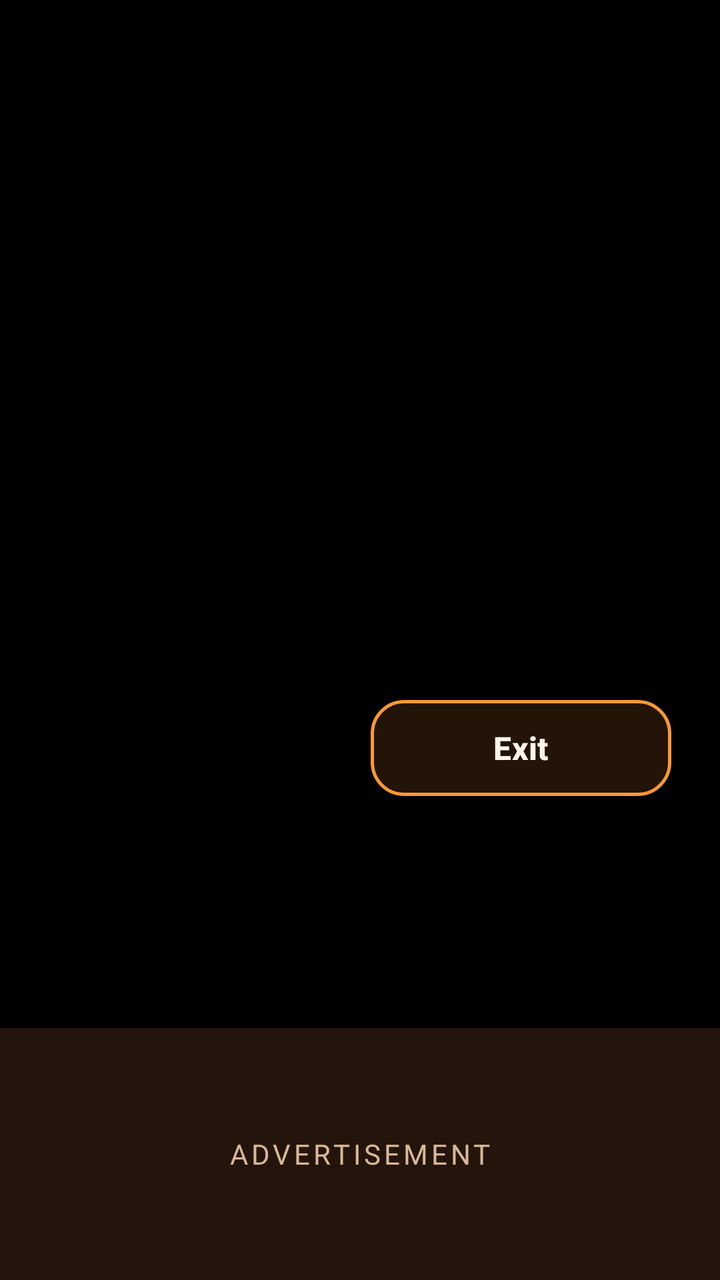
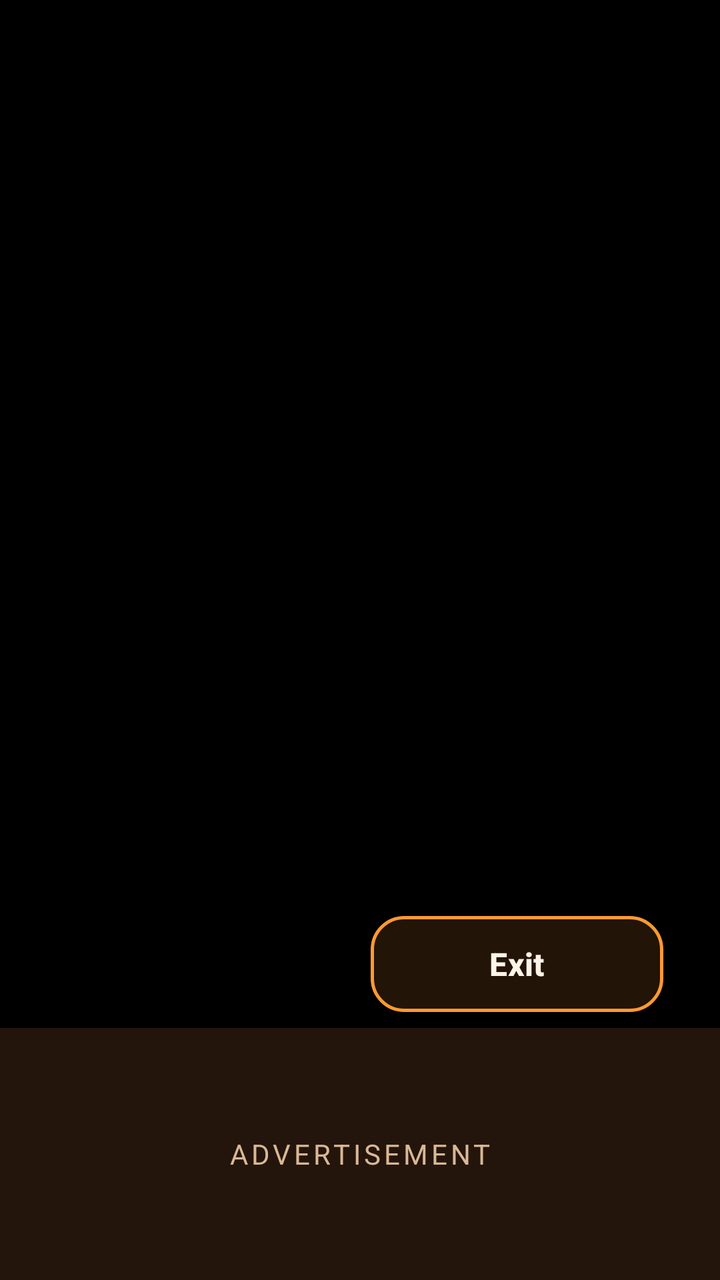

Two renders of the same Android screen: before a commit and after it. Below are the layout's source before the change and the commit's diff.
<!-- AndroidManifest.xml: activity theme Theme.Mantra.Nightstand -->
<!-- res/layout/activity_nightstand.xml -->
<?xml version="1.0" encoding="utf-8"?>
<LinearLayout xmlns:android="http://schemas.android.com/apk/res/android"
    xmlns:app="http://schemas.android.com/apk/res-auto"
    android:id="@+id/nightstandRoot"
    android:layout_width="match_parent"
    android:layout_height="match_parent"
    android:background="#FF000000"
    android:clickable="true"
    android:focusable="true"
    android:orientation="vertical">

    
    <LinearLayout
        android:layout_width="match_parent"
        android:layout_height="0dp"
        android:layout_weight="1"
        android:gravity="center_vertical"
        android:orientation="horizontal"
        android:paddingHorizontal="20dp"
        android:paddingTop="12dp"
        android:paddingBottom="8dp">

        <FrameLayout
            android:layout_width="0dp"
            android:layout_height="match_parent"
            android:layout_marginEnd="16dp"
            android:layout_weight="1">

            <ImageView
                android:id="@+id/godImage"
                android:layout_width="match_parent"
                android:layout_height="match_parent"
                android:adjustViewBounds="true"
                android:contentDescription="@string/nightstand_god_image"
                android:scaleType="fitCenter" />

            <View
                android:id="@+id/imageScrim"
                android:layout_width="match_parent"
                android:layout_height="match_parent"
                android:background="@android:color/transparent" />
        </FrameLayout>

        <LinearLayout
            android:layout_width="0dp"
            android:layout_height="match_parent"
            android:layout_weight="1.15"
            android:gravity="center"
            android:orientation="vertical"
            android:paddingStart="8dp"
            android:paddingEnd="4dp">

            <TextView
                android:id="@+id/clockText"
                android:layout_width="wrap_content"
                android:layout_height="wrap_content"
                android:fontFamily="sans-serif-medium"
                android:includeFontPadding="false"
                android:letterSpacing="0.02"
                android:textColor="@color/cream"
                android:textSize="96sp"
                android:textStyle="bold" />

            <TextView
                android:id="@+id/dateText"
                android:layout_width="match_parent"
                android:layout_height="wrap_content"
                android:layout_marginTop="2dp"
                android:gravity="center"
                android:textColor="@color/cream"
                android:textSize="24sp"
                android:textStyle="bold" />

            <TextView
                android:id="@+id/chargingStatus"
                android:layout_width="match_parent"
                android:layout_height="wrap_content"
                android:layout_marginTop="10dp"
                android:gravity="center"
                android:textColor="@color/brand"
                android:textSize="20sp"
                android:textStyle="bold" />

            <TextView
                android:id="@+id/mantraLabel"
                android:layout_width="match_parent"
                android:layout_height="wrap_content"
                android:layout_marginTop="10dp"
                android:ellipsize="end"
                android:gravity="center"
                android:maxLines="2"
                android:textColor="@color/cream"
                android:textSize="18sp"
                android:textStyle="bold" />

            <TextView
                android:id="@+id/sleepRemaining"
                android:layout_width="match_parent"
                android:layout_height="wrap_content"
                android:layout_marginTop="8dp"
                android:gravity="center"
                android:textColor="@color/cream"
                android:textSize="16sp"
                android:textStyle="bold"
                android:visibility="gone" />

            <com.google.android.material.button.MaterialButton
                android:id="@+id/exitButton"
                android:layout_width="wrap_content"
                android:layout_height="48dp"
                android:layout_marginTop="12dp"
                android:background="@drawable/btn_outline_bg"
                android:minWidth="160dp"
                android:minHeight="48dp"
                android:paddingHorizontal="28dp"
                android:text="@string/exit"
                android:textAllCaps="false"
                android:textColor="@color/cream"
                android:textSize="16sp"
                android:textStyle="bold"
                app:backgroundTint="@null" />
        </LinearLayout>
    </LinearLayout>

    <FrameLayout
        android:id="@+id/adSection"
        android:layout_width="match_parent"
        android:layout_height="126dp"
        android:background="@drawable/nightstand_ad_bg"
        android:paddingHorizontal="12dp"
        android:paddingVertical="0dp">

        <FrameLayout
            android:id="@+id/adPlaceholder"
            android:layout_width="match_parent"
            android:layout_height="match_parent">

            <ImageView
                android:id="@+id/adPlaceholderImage"
                android:layout_width="match_parent"
                android:layout_height="match_parent"
                android:alpha="0.35"
                android:importantForAccessibility="no"
                android:scaleType="centerCrop" />

            <TextView
                android:layout_width="wrap_content"
                android:layout_height="wrap_content"
                android:layout_gravity="center"
                android:letterSpacing="0.12"
                android:text="@string/ad_advertisement"
                android:textAllCaps="true"
                android:textColor="@color/muted"
                android:textSize="14sp" />
        </FrameLayout>

        <FrameLayout
            android:id="@+id/adContainer"
            android:layout_width="match_parent"
            android:layout_height="match_parent" />
    </FrameLayout>
</LinearLayout>
<!-- resources referenced by this layout -->
<resources>
  <color name="brand">#FFFF9933</color>
  <color name="cream">#FFFFF4E8</color>
  <color name="muted">#FFD9B896</color>
  <!-- drawable btn_outline_bg (drawable) -->
  <?xml version="1.0" encoding="utf-8"?>
  <selector xmlns:android="http://schemas.android.com/apk/res/android">
      <item android:state_enabled="false">
          <shape>
              <solid android:color="#1AFF9933" />
              <corners android:radius="16dp" />
              <stroke
                  android:width="1dp"
                  android:color="#33FF9933" />
          </shape>
      </item>
      <item>
          <shape>
              <solid android:color="#22FF9933" />
              <corners android:radius="16dp" />
              <stroke
                  android:width="1.5dp"
                  android:color="@color/brand" />
          </shape>
      </item>
  </selector>
  <!-- drawable nightstand_ad_bg (drawable) -->
  <?xml version="1.0" encoding="utf-8"?>
  <shape xmlns:android="http://schemas.android.com/apk/res/android">
      <solid android:color="@color/card" />
  </shape>
  <string name="ad_advertisement">Advertisement</string>
  <string name="exit">Exit</string>
  <string name="nightstand_god_image">Deity image</string>
  <style name="Theme.Mantra.Nightstand" parent="Theme.Mantra">
          <item name="android:statusBarColor">@android:color/black</item>
          <item name="android:navigationBarColor">@android:color/black</item>
          <item name="android:windowBackground">@android:color/black</item>
          <item name="android:windowFullscreen">true</item>
      </style>
  <color name="card">#FF24150C</color>
  <style name="Theme.Mantra" parent="Theme.Material3.Dark.NoActionBar">
          <item name="colorPrimary">@color/brand</item>
          <item name="colorOnPrimary">@color/ink</item>
          <item name="colorSecondary">@color/brand_dark</item>
          <item name="colorSurface">@color/card</item>
          <item name="colorOnSurface">@color/cream</item>
          <item name="android:statusBarColor">@color/bg</item>
          <item name="android:navigationBarColor">@color/bg</item>
          <item name="android:windowBackground">@color/bg</item>
          <item name="android:windowLightStatusBar">false</item>
      </style>
  <color name="ink">#FF1A1008</color>
  <color name="brand_dark">#FFE07A12</color>
  <color name="bg">#FF120B06</color>
</resources>

<!-- the commit's change to res/layout/activity_nightstand.xml (unified diff, before → after) -->
@@ -45,78 +45,98 @@
             android:layout_width="0dp"
             android:layout_height="match_parent"
             android:layout_weight="1.15"
-            android:gravity="center"
+            android:gravity="center_horizontal"
             android:orientation="vertical"
-            android:paddingStart="8dp"
-            android:paddingEnd="4dp">
+            android:paddingHorizontal="8dp">
 
+            
             <TextView
                 android:id="@+id/clockText"
-                android:layout_width="wrap_content"
-                android:layout_height="wrap_content"
+                android:layout_width="match_parent"
+                android:layout_height="0dp"
+                android:layout_gravity="center_horizontal"
+                android:layout_weight="1"
                 android:fontFamily="sans-serif-medium"
+                android:gravity="center"
                 android:includeFontPadding="false"
-                android:letterSpacing="0.02"
+                android:maxLines="1"
+                android:textAlignment="center"
                 android:textColor="@color/cream"
-                android:textSize="96sp"
-                android:textStyle="bold" />
+                android:textStyle="bold"
+                app:autoSizeMaxTextSize="@dimen/ns_clock_max"
+                app:autoSizeMinTextSize="28sp"
+                app:autoSizeStepGranularity="2sp"
+                app:autoSizeTextType="uniform" />
 
             <TextView
                 android:id="@+id/dateText"
-                android:layout_width="match_parent"
+                android:layout_width="wrap_content"
                 android:layout_height="wrap_content"
-                android:layout_marginTop="2dp"
+                android:layout_gravity="center_horizontal"
+                android:layout_marginTop="@dimen/ns_date_margin"
                 android:gravity="center"
+                android:maxLines="1"
+                android:textAlignment="center"
                 android:textColor="@color/cream"
-                android:textSize="24sp"
+                android:textSize="@dimen/ns_date_size"
                 android:textStyle="bold" />
 
             <TextView
                 android:id="@+id/chargingStatus"
-                android:layout_width="match_parent"
+                android:layout_width="wrap_content"
                 android:layout_height="wrap_content"
-                android:layout_marginTop="10dp"
+                android:layout_gravity="center_horizontal"
+                android:layout_marginTop="@dimen/ns_status_margin"
                 android:gravity="center"
+                android:maxLines="1"
+                android:textAlignment="center"
                 android:textColor="@color/brand"
-                android:textSize="20sp"
+                android:textSize="@dimen/ns_status_size"
                 android:textStyle="bold" />
 
             <TextView
                 android:id="@+id/mantraLabel"
-                android:layout_width="match_parent"
+                android:layout_width="wrap_content"
                 android:layout_height="wrap_content"
-                android:layout_marginTop="10dp"
+                android:layout_gravity="center_horizontal"
+                android:layout_marginTop="@dimen/ns_label_margin"
                 android:ellipsize="end"
                 android:gravity="center"
-                android:maxLines="2"
+                android:maxLines="1"
+                android:textAlignment="center"
                 android:textColor="@color/cream"
-                android:textSize="18sp"
+                android:textSize="@dimen/ns_label_size"
                 android:textStyle="bold" />
 
             <TextView
                 android:id="@+id/sleepRemaining"
-                android:layout_width="match_parent"
+                android:layout_width="wrap_content"
                 android:layout_height="wrap_content"
-                android:layout_marginTop="8dp"
+                android:layout_gravity="center_horizontal"
+                android:layout_marginTop="@dimen/ns_label_margin"
                 android:gravity="center"
+                android:maxLines="1"
+                android:textAlignment="center"
                 android:textColor="@color/cream"
-                android:textSize="16sp"
+                android:textSize="@dimen/ns_label_size"
                 android:textStyle="bold"
                 android:visibility="gone" />
 
             <com.google.android.material.button.MaterialButton
                 android:id="@+id/exitButton"
                 android:layout_width="wrap_content"
-                android:layout_height="48dp"
-                android:layout_marginTop="12dp"
+                android:layout_height="@dimen/ns_exit_height"
+                android:layout_gravity="center_horizontal"
+                android:layout_marginTop="@dimen/ns_exit_margin"
                 android:background="@drawable/btn_outline_bg"
-                android:minWidth="160dp"
-                android:minHeight="48dp"
-                android:paddingHorizontal="28dp"
+                android:minWidth="@dimen/ns_exit_min_width"
+                android:minHeight="0dp"
+                android:paddingHorizontal="@dimen/ns_exit_pad"
+                android:paddingVertical="0dp"
                 android:text="@string/exit"
                 android:textAllCaps="false"
                 android:textColor="@color/cream"
-                android:textSize="16sp"
+                android:textSize="@dimen/ns_exit_text"
                 android:textStyle="bold"
                 app:backgroundTint="@null" />
         </LinearLayout>
<!-- resource entries referenced after the edit -->
@@ -3,6 +3,18 @@
   <color name="brand">#FFFF9933</color>
   <color name="cream">#FFFFF4E8</color>
   <color name="muted">#FFD9B896</color>
+  <dimen name="ns_clock_max">64sp</dimen>
+  <dimen name="ns_date_margin">0dp</dimen>
+  <dimen name="ns_date_size">16sp</dimen>
+  <dimen name="ns_exit_height">36dp</dimen>
+  <dimen name="ns_exit_margin">6dp</dimen>
+  <dimen name="ns_exit_min_width">140dp</dimen>
+  <dimen name="ns_exit_pad">20dp</dimen>
+  <dimen name="ns_exit_text">14sp</dimen>
+  <dimen name="ns_label_margin">2dp</dimen>
+  <dimen name="ns_label_size">12sp</dimen>
+  <dimen name="ns_status_margin">2dp</dimen>
+  <dimen name="ns_status_size">14sp</dimen>
   <!-- drawable btn_outline_bg (drawable) -->
   <?xml version="1.0" encoding="utf-8"?>
   <selector xmlns:android="http://schemas.android.com/apk/res/android">
